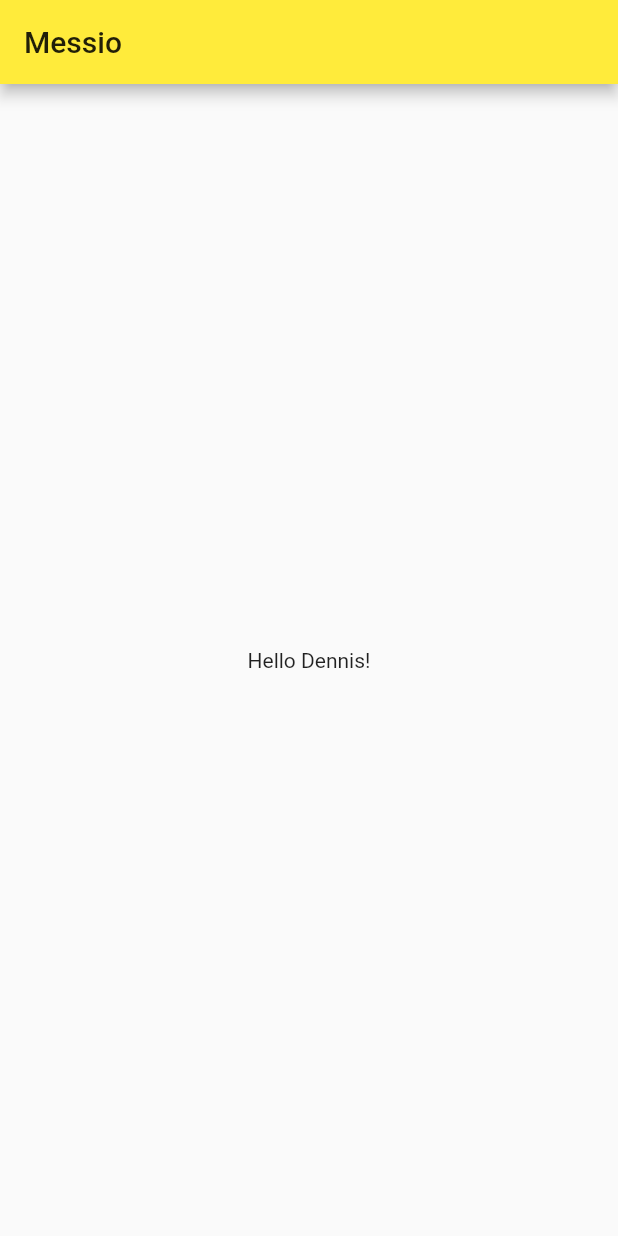
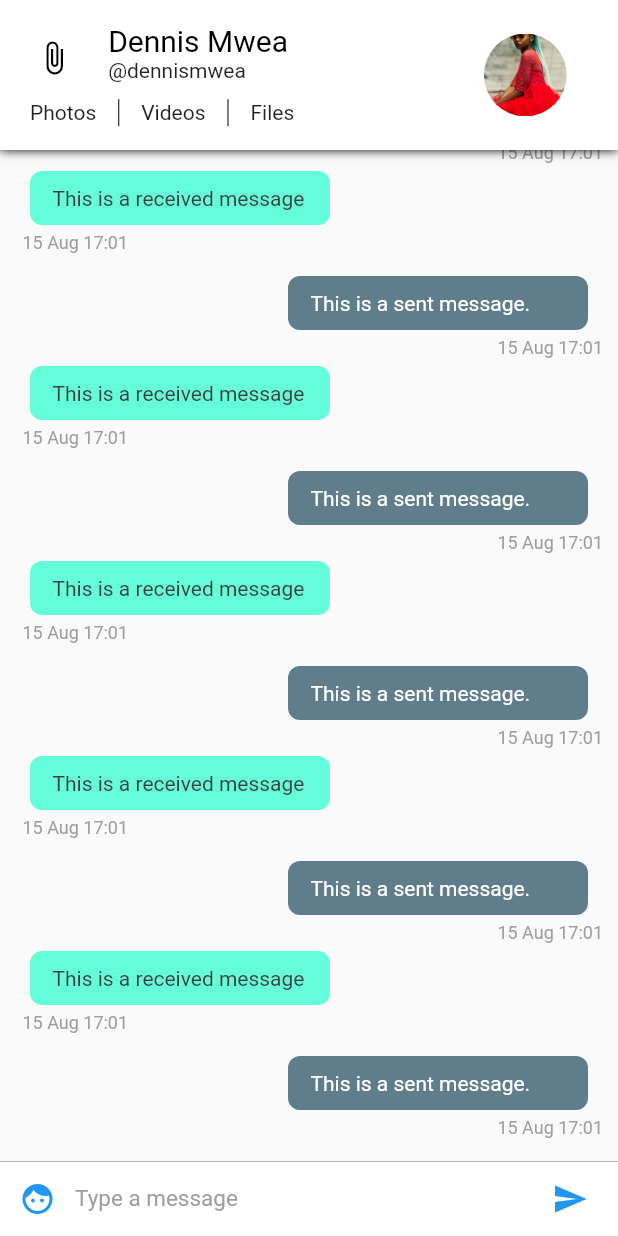
Before and after one commit to Dennis-Mwea/Messio, a Flutter app: the screen it shows after launch, on a phone screen of 412 x 824 dp. Run offline on Flutter 3.47's test engine with Material 2 defaults, Android fonts, the phone set to English and light mode, and no system bars.

Commit message:
Completed Conversation Screen UI

```diff
--- /dev/null
+++ b/lib/config/Assets.dart
@@ -0,0 +1,3 @@
+class Assets {
+  static String user = 'assets/user.png';
+}
--- /dev/null
+++ b/lib/config/Palette.dart
@@ -0,0 +1,14 @@
+import 'package:flutter/material.dart';
+
+class Palette {
+  static Color primaryColor = Colors.blue;
+  static Color secondaryColor = Colors.black;
+  static Color primaryTextColor = Colors.black;
+  static Color secondaryTextColor = Colors.black87;
+  static Color primaryBackgroundColor = Colors.white;
+  static Color selfMessageBackgroundColor = Colors.blueGrey;
+  static Color otherMessageBackgroundColor = Colors.tealAccent;
+  static Color selfMessageColor = Colors.white;
+  static Color otherMessageColor = Color(0xff3f3f3f);
+  static Color greyColor = Colors.grey;
+}
--- a/lib/main.dart
+++ b/lib/main.dart
@@ -1,8 +1,9 @@
 import 'package:flutter/material.dart';
+import 'package:messio/pages/ConversationPageList.dart';
 
-void main() => runApp(MyApp());
+void main() => runApp(Messio());
 
-class MyApp extends StatelessWidget {
+class Messio extends StatelessWidget {
   @override
   Widget build(BuildContext context) {
     return MaterialApp(
@@ -10,29 +11,7 @@ class MyApp extends StatelessWidget {
       theme: ThemeData(
         primarySwatch: Colors.yellow,
       ),
-      home: MyHomePage(title: 'Messio'),
+      home: ConversationPageList(),
     );
   }
 }
-
-class MyHomePage extends StatefulWidget {
-  MyHomePage({Key key, this.title}) : super(key: key);
-  final String title;
-
-  @override
-  _MyHomePageState createState() => _MyHomePageState();
-}
-
-class _MyHomePageState extends State<MyHomePage> {
-  @override
-  Widget build(BuildContext context) {
-    return Scaffold(
-      appBar: AppBar(
-        title: Text(widget.title),
-      ),
-      body: Center(
-        child: Text('Hello Dennis!'),
-      ),
-    );
-  }
-}
--- /dev/null
+++ b/lib/pages/ConversationPage.dart
@@ -0,0 +1,30 @@
+import 'package:flutter/material.dart';
+import 'package:messio/widgets/ChatAppBar.dart';
+import 'package:messio/widgets/ChatListWidget.dart';
+import 'package:messio/widgets/InputWidget.dart';
+
+class ConversationPage extends StatefulWidget {
+  @override
+  _ConversationPageState createState() => _ConversationPageState();
+}
+
+class _ConversationPageState extends State<ConversationPage> {
+  @override
+  Widget build(BuildContext context) {
+    return SafeArea(
+      child: Scaffold(
+        appBar: ChatAppBar(),
+        body: Stack(
+          children: <Widget>[
+            Column(
+              children: <Widget>[
+                ChatListWidget(),
+                InputWidget(),
+              ],
+            )
+          ],
+        ),
+      ),
+    );
+  }
+}
--- /dev/null
+++ b/lib/pages/ConversationPageList.dart
@@ -0,0 +1,20 @@
+import 'package:flutter/material.dart';
+import 'package:messio/pages/ConversationPage.dart';
+
+class ConversationPageList extends StatefulWidget {
+  @override
+  _ConversationPageListState createState() => _ConversationPageListState();
+}
+
+class _ConversationPageListState extends State<ConversationPageList> {
+  @override
+  Widget build(BuildContext context) {
+    return PageView(
+      children: <Widget>[
+        ConversationPage(),
+        ConversationPage(),
+        ConversationPage(),
+      ],
+    );
+  }
+}
--- /dev/null
+++ b/lib/widgets/ChatAppBar.dart
@@ -0,0 +1,128 @@
+import 'package:flutter/material.dart';
+import 'package:messio/config/Assets.dart';
+import 'package:messio/config/Palette.dart';
+
+class ChatAppBar extends StatelessWidget implements PreferredSizeWidget {
+  final double height = 100;
+
+  @override
+  Widget build(BuildContext context) {
+    var textHeading = TextStyle(
+        color: Palette.primaryTextColor,
+        fontSize: 20); // Text style for the name
+    var textStyle = TextStyle(
+        color: Palette.secondaryTextColor); // Text style for everything else
+    double width =
+        MediaQuery.of(context).size.width; // calculate the screen width
+
+    return Material(
+      child: Container(
+        decoration: BoxDecoration(
+          boxShadow: [
+            BoxShadow(color: Colors.black, blurRadius: 5.0),
+          ],
+        ),
+        child: Container(
+          color: Palette.primaryBackgroundColor,
+          child: Row(
+            children: <Widget>[
+              Expanded(
+                flex: 7,
+                child: Center(
+                  child: Column(
+                    mainAxisSize: MainAxisSize.min,
+                    children: <Widget>[
+                      Container(
+                        height: 70 - (width * .06),
+                        child: Row(
+                          crossAxisAlignment: CrossAxisAlignment.start,
+                          children: <Widget>[
+                            Expanded(
+                              flex: 2,
+                              child: Center(
+                                child: Icon(
+                                  Icons.attach_file,
+                                  color: Palette.secondaryColor,
+                                ),
+                              ),
+                            ),
+                            Expanded(
+                              flex: 6,
+                              child: Container(
+                                child: Column(
+                                  crossAxisAlignment: CrossAxisAlignment.start,
+                                  mainAxisAlignment: MainAxisAlignment.center,
+                                  mainAxisSize: MainAxisSize.min,
+                                  children: <Widget>[
+                                    Text(
+                                      'Dennis Mwea',
+                                      style: textHeading,
+                                    ),
+                                    Text(
+                                      '@dennismwea',
+                                      style: textStyle,
+                                    ),
+                                  ],
+                                ),
+                              ),
+                            )
+                          ],
+                        ),
+                      ),
+
+                      Container(
+                        height: 23.0,
+                        padding: EdgeInsets.fromLTRB(20.0, 5.0, 5.0, 0.0),
+                        child: Row(
+                          mainAxisAlignment: MainAxisAlignment.start,
+                          crossAxisAlignment: CrossAxisAlignment.center,
+                          children: <Widget>[
+                            Text(
+                              'Photos',
+                              style: textStyle,
+                            ),
+                            VerticalDivider(
+                              width: 30.0,
+                              color: Palette.primaryTextColor,
+                            ),
+                            Text(
+                              'Videos',
+                              style: textStyle,
+                            ),
+                            VerticalDivider(
+                              width: 30.0,
+                              color: Palette.primaryTextColor,
+                            ),
+                            Text(
+                              'Files',
+                              style: textStyle,
+                            ),
+                          ],
+                        ),
+                      ),
+                    ],
+                  ),
+                ),
+              ),
+
+              Expanded(
+                flex: 3,
+                child: Container(
+                  child: Center(
+                    child: CircleAvatar(
+                      radius: (80 - (width * .06)) / 2,
+                      backgroundImage: Image.asset(Assets.user).image,
+                    ),
+                  ),
+                ),
+              )
+            ],
+          ),
+        ),
+      ),
+    );
+  }
+
+  @override
+  Size get preferredSize => Size.fromHeight(height);
+}
--- /dev/null
+++ b/lib/widgets/ChatItemWidget.dart
@@ -0,0 +1,95 @@
+import 'package:flutter/material.dart';
+import 'package:intl/intl.dart';
+import 'package:messio/config/Palette.dart';
+
+class ChatItemWidget extends StatelessWidget {
+  var index;
+
+  ChatItemWidget(this.index);
+
+  @override
+  Widget build(BuildContext context) {
+    if (index % 2 == 0) {
+      return Container(
+        child: Column(
+          children: <Widget>[
+            Row(
+              mainAxisAlignment: MainAxisAlignment.end,
+              children: <Widget>[
+                Container(
+                  padding: EdgeInsets.fromLTRB(15.0, 10.0, 15.0, 10.0),
+                  width: 200.0,
+                  decoration: BoxDecoration(
+                    color: Palette.selfMessageBackgroundColor,
+                    borderRadius: BorderRadius.circular(8.0),
+                  ),
+                  margin: EdgeInsets.only(right: 10.0),
+                  child: Text(
+                    'This is a sent message.',
+                    style: TextStyle(
+                      color: Palette.selfMessageColor,
+                    ),
+                  ),
+                )
+              ],
+            ),
+            Row(
+              mainAxisAlignment: MainAxisAlignment.end,
+              children: <Widget>[
+                Container(
+                  margin: EdgeInsets.only(left: 5.0, top: 5.0, bottom: 5.0),
+                  child: Text(
+                    DateFormat('dd MMM kk:mm').format(
+                        DateTime.fromMillisecondsSinceEpoch(1565888474278)),
+                    style: TextStyle(
+                      color: Palette.greyColor,
+                      fontSize: 12.0,
+                      fontStyle: FontStyle.normal,
+                    ),
+                  ),
+                )
+              ],
+            )
+          ],
+        ),
+      );
+    } else {
+      return Container(
+        margin: EdgeInsets.only(bottom: 10.0),
+        child: Column(
+          crossAxisAlignment: CrossAxisAlignment.start,
+          children: <Widget>[
+            Row(
+              children: <Widget>[
+                Container(
+                  child: Text(
+                    'This is a received message',
+                    style: TextStyle(color: Palette.otherMessageColor),
+                  ),
+                  padding: EdgeInsets.fromLTRB(15.0, 10.0, 15.0, 10.0),
+                  width: 200.0,
+                  decoration: BoxDecoration(
+                      color: Palette.otherMessageBackgroundColor,
+                      borderRadius: BorderRadius.circular(8.0)),
+                  margin: EdgeInsets.only(left: 10.0),
+                )
+              ],
+            ),
+            Container(
+              margin: EdgeInsets.only(left: 5.0, top: 5.0, bottom: 5.0),
+              child: Text(
+                DateFormat('dd MMM kk:mm')
+                    .format(DateTime.fromMillisecondsSinceEpoch(1565888474278)),
+                style: TextStyle(
+                  color: Palette.greyColor,
+                  fontSize: 12.0,
+                  fontStyle: FontStyle.normal,
+                ),
+              ),
+            ),
+          ],
+        ),
+      );
+    }
+  }
+}
--- /dev/null
+++ b/lib/widgets/ChatListWidget.dart
@@ -0,0 +1,19 @@
+import 'package:flutter/material.dart';
+import 'package:messio/widgets/ChatItemWidget.dart';
+
+class ChatListWidget extends StatelessWidget {
+  final ScrollController listScrollController = ScrollController();
+
+  @override
+  Widget build(BuildContext context) {
+    return Flexible(
+      child: ListView.builder(
+        padding: EdgeInsets.all(10.0),
+        itemBuilder: (context, index) => ChatItemWidget(index),
+        itemCount: 20,
+        reverse: true,
+        controller: listScrollController,
+      ),
+    );
+  }
+}
--- /dev/null
+++ b/lib/widgets/InputWidget.dart
@@ -0,0 +1,65 @@
+import 'package:flutter/material.dart';
+import 'package:messio/config/Palette.dart';
+
+class InputWidget extends StatelessWidget {
+  final TextEditingController textEditingController = TextEditingController();
+
+  @override
+  Widget build(BuildContext context) {
+    return Container(
+      width: double.infinity,
+      height: 50.0,
+      decoration: BoxDecoration(
+        border: Border(
+          top: BorderSide(
+            color: Palette.greyColor,
+            width: 0.5,
+          ),
+        ),
+        color: Colors.white,
+      ),
+      child: Row(
+        children: <Widget>[
+          Material(
+            color: Colors.white,
+            child: Container(
+              margin: EdgeInsets.symmetric(horizontal: 1.0),
+              child: IconButton(
+                icon: Icon(Icons.face),
+                onPressed: () => {},
+                color: Palette.primaryColor,
+              ),
+            ),
+          ),
+          Flexible(
+            child: Container(
+              child: TextField(
+                style: TextStyle(
+                  color: Palette.primaryTextColor,
+                  fontSize: 15.0,
+                ),
+                decoration: InputDecoration.collapsed(
+                  hintText: 'Type a message',
+                  hintStyle: TextStyle(
+                    color: Palette.greyColor,
+                  ),
+                ),
+              ),
+            ),
+          ),
+          Material(
+            color: Colors.white,
+            child: Container(
+              margin: EdgeInsets.symmetric(horizontal: 8.0),
+              child: IconButton(
+                icon: Icon(Icons.send),
+                onPressed: () => {},
+                color: Palette.primaryColor,
+              ),
+            ),
+          ),
+        ],
+      ),
+    );
+  }
+}
```
Also changed, not shown: assets/user.png (added), pubspec.lock, 1 other file.
